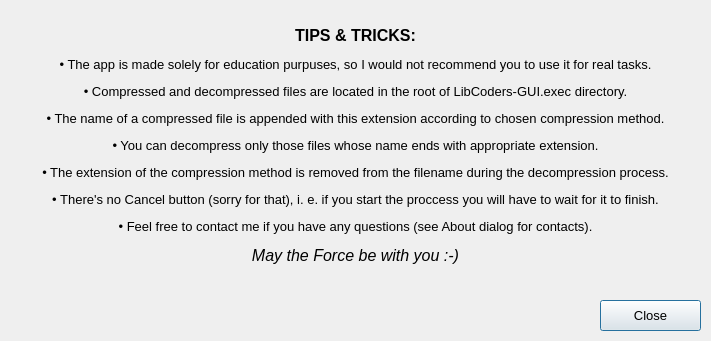
First picture: the form in helpdialog.ui, repository kushalpoddar/Nano-Compress, before the edit.
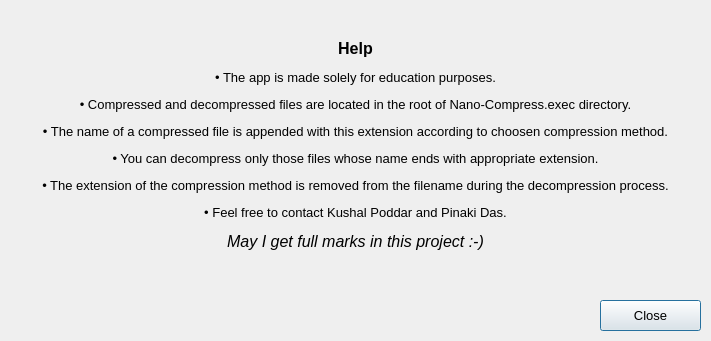
Second picture: the form after the edit.

Patch:
```diff
--- a/helpdialog.ui
+++ b/helpdialog.ui
@@ -40,7 +40,7 @@
     </rect>
    </property>
    <property name="text">
-    <string>&lt;html&gt;&lt;head/&gt;&lt;body&gt;&lt;p align=&quot;center&quot;&gt;&lt;span style=&quot; font-size:12pt; font-weight:600;&quot;&gt;TIPS &amp;amp; TRICKS:&lt;/span&gt;&lt;/p&gt;&lt;p align=&quot;center&quot;&gt;• The app is made solely for education purpuses, so I would not recommend you to use it for real tasks.&lt;/p&gt;&lt;p align=&quot;center&quot;&gt;• Compressed and decompressed files are located in the root of LibCoders-GUI.exec directory.&lt;/p&gt;&lt;p align=&quot;center&quot;&gt;• The name of a compressed file is appended with this extension according to chosen compression method.&lt;/p&gt;&lt;p align=&quot;center&quot;&gt;• You can decompress only those files whose name ends with appropriate extension.&lt;/p&gt;&lt;p align=&quot;center&quot;&gt;• The extension of the compression method is removed from the filename during the decompression process.&lt;/p&gt;&lt;p align=&quot;center&quot;&gt;• There's no Cancel button (sorry for that), i. e. if you start the proccess you will have to wait for it to finish.&lt;/p&gt;&lt;p align=&quot;center&quot;&gt;• Feel free to contact me if you have any questions (see About dialog for contacts).&lt;/p&gt;&lt;p align=&quot;center&quot;&gt;&lt;span style=&quot; font-size:12pt; font-style:italic;&quot;&gt;May the Force be with you :-)&lt;/span&gt;&lt;/p&gt;&lt;/body&gt;&lt;/html&gt;</string>
+    <string>&lt;html&gt;&lt;head/&gt;&lt;body&gt;&lt;p align=&quot;center&quot;&gt;&lt;span style=&quot; font-size:12pt; font-weight:600;&quot;&gt;Help&lt;/span&gt;&lt;/p&gt;&lt;p align=&quot;center&quot;&gt;• The app is made solely for education purposes.&lt;/p&gt;&lt;p align=&quot;center&quot;&gt;• Compressed and decompressed files are located in the root of Nano-Compress.exec directory.&lt;/p&gt;&lt;p align=&quot;center&quot;&gt;• The name of a compressed file is appended with this extension according to choosen compression method.&lt;/p&gt;&lt;p align=&quot;center&quot;&gt;• You can decompress only those files whose name ends with appropriate extension.&lt;/p&gt;&lt;p align=&quot;center&quot;&gt;• The extension of the compression method is removed from the filename during the decompression process.&lt;/p&gt;&lt;p align=&quot;center&quot;&gt;• Feel free to contact Kushal Poddar and Pinaki Das.&lt;/p&gt;&lt;p align=&quot;center&quot;&gt;&lt;span style=&quot; font-size:12pt; font-style:italic;&quot;&gt;May I get full marks in this project :-)&lt;/span&gt;&lt;/p&gt;&lt;/body&gt;&lt;/html&gt;</string>
    </property>
   </widget>
   <widget class="QPushButton" name="closeButton">
```
